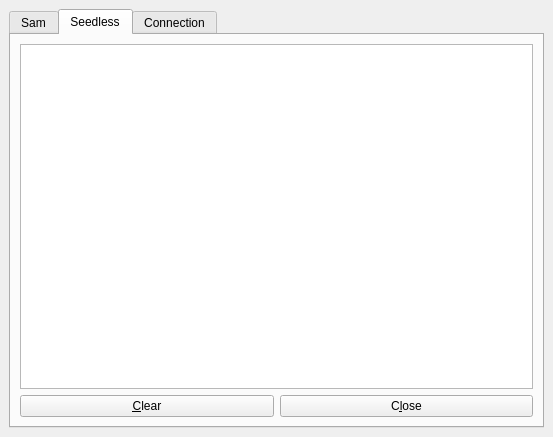
Qt form src/gui/form_DebugMessages.ui (nonlin-lin-chaos-order-etc-etal/i2pchat) before a commit.
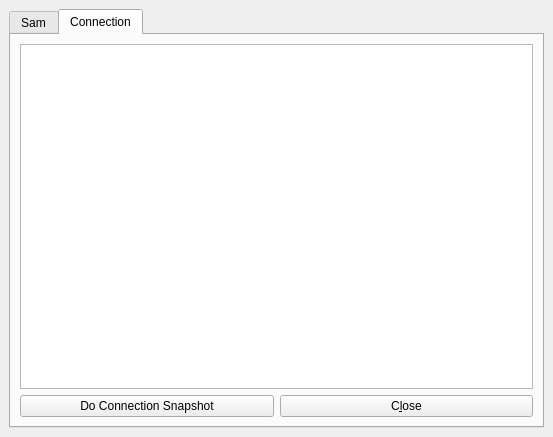
The same form after that commit.

Commit message: removed seedless stuff #40

```diff
--- a/src/gui/form_DebugMessages.ui
+++ b/src/gui/form_DebugMessages.ui
@@ -66,44 +66,7 @@
        </item>
       </layout>
      </widget>
-     <widget class="QWidget" name="Tab_Seedless">
-      <attribute name="title">
-       <string>Seedless</string>
-      </attribute>
-      <layout class="QGridLayout" name="gridLayout_2">
-       <item row="0" column="0">
-        <layout class="QVBoxLayout" name="verticalLayout_2">
-         <item>
-          <widget class="QTextEdit" name="seedless_txt"/>
-         </item>
-         <item>
-          <layout class="QHBoxLayout" name="_3">
-           <property name="spacing">
-            <number>6</number>
-           </property>
-           <property name="margin">
-            <number>0</number>
-           </property>
-           <item>
-            <widget class="QPushButton" name="cmd_clear_seedless">
-             <property name="text">
-              <string>&amp;Clear</string>
-             </property>
-            </widget>
-           </item>
-           <item>
-            <widget class="QPushButton" name="cmd_close_2">
-             <property name="text">
-              <string>C&amp;lose</string>
-             </property>
-            </widget>
-           </item>
-          </layout>
-         </item>
-        </layout>
-       </item>
-      </layout>
-     </widget>
+
      <widget class="QWidget" name="Tab_Connection">
       <attribute name="title">
        <string>Connection</string>
```
The commit also changes 18 other files.
